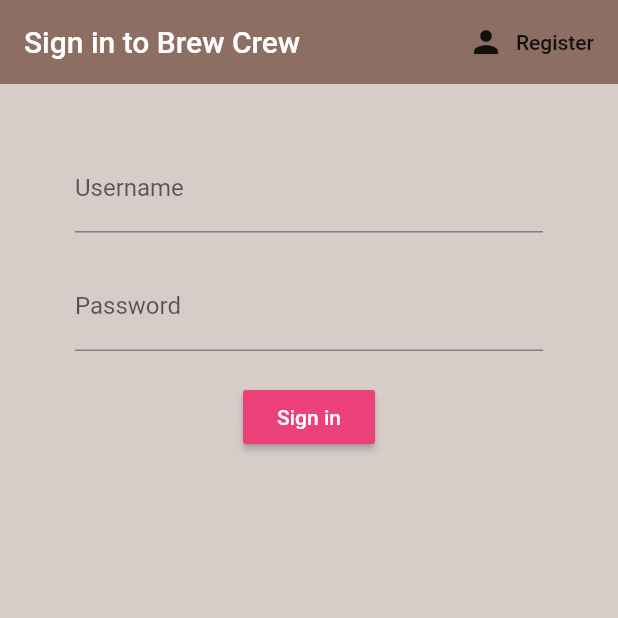
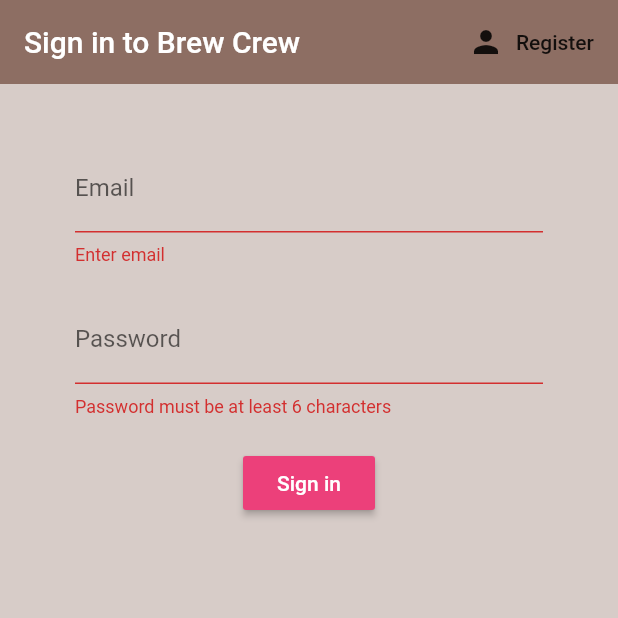
Before and after one commit to jruocco36/FirebaseTest, a Flutter app: the screen it shows after launch, after a tap on "Sign in", on a phone screen of 412 x 824 dp, the top half of it. Run offline on Flutter 3.47's test engine with Material 2 defaults, Android fonts, the phone set to English and light mode, and no system bars; our stand-ins replace firebase_auth; accounts and stored records are empty.

Commit message:
add Firebase sign in functionality

```diff
--- a/lib/screens/authenticate/register.dart
+++ b/lib/screens/authenticate/register.dart
@@ -91,7 +91,7 @@ class _RegisterState extends State<Register> {
                   color: Colors.red,
                   fontSize: 14.0,
                 ),
-              )
+              ),
             ],
           ),
         ),
--- a/lib/screens/authenticate/sign_in.dart
+++ b/lib/screens/authenticate/sign_in.dart
@@ -12,10 +12,12 @@ class SignIn extends StatefulWidget {
 
 class _SignInState extends State<SignIn> {
   final AuthService _auth = AuthService();
+  final _formKey = GlobalKey<FormState>();
 
   // text field state
   String email = '';
   String password = '';
+  String error = '';
 
   @override
   Widget build(BuildContext context) {
@@ -38,14 +40,16 @@ class _SignInState extends State<SignIn> {
       body: Container(
         padding: EdgeInsets.symmetric(vertical: 20, horizontal: 50),
         child: Form(
+          key: _formKey,
           child: Column(
             children: <Widget>[
               SizedBox(height: 20.0),
               TextFormField(
-                decoration: InputDecoration(labelText: 'Username'),
+                decoration: InputDecoration(labelText: 'Email'),
                 onChanged: (val) {
                   setState(() => email = val);
                 },
+                validator: (val) => val.isEmpty ? 'Enter email' : null,
               ),
               SizedBox(height: 20.0),
               TextFormField(
@@ -54,6 +58,9 @@ class _SignInState extends State<SignIn> {
                 onChanged: (val) {
                   setState(() => password = val);
                 },
+                validator: (val) => val.length < 6
+                    ? 'Password must be at least 6 characters'
+                    : null,
               ),
               SizedBox(height: 20.0),
               RaisedButton(
@@ -63,10 +70,28 @@ class _SignInState extends State<SignIn> {
                   style: TextStyle(color: Colors.white),
                 ),
                 onPressed: () async {
-                  print(email);
-                  print(password);
-                  await _auth.signInWithCredential();
+                  if (_formKey.currentState.validate()) {
+                    dynamic result =
+                        await _auth.signInWithEmailAndPassword(email, password);
+                    if (result == null) {
+                      setState(() =>
+                          error = 'Not a valid email and password');
+                    }
+                    // if sign in successful, StreamProvider will pick up our new
+                    // user and our Wrapper widget will automatically switch to
+                    // display our Home widget
+                  }
                 },
+              ),
+              SizedBox(
+                height: 20.0,
+              ),
+              Text(
+                error,
+                style: TextStyle(
+                  color: Colors.red,
+                  fontSize: 14.0,
+                ),
               ),
             ],
           ),
--- a/lib/screens/home/home.dart
+++ b/lib/screens/home/home.dart
@@ -22,6 +22,7 @@ class Home extends StatelessWidget {
           ),
         ],
       ),
+      body: Text('Home')
     );
   }
 }
--- a/lib/screens/wrapper.dart
+++ b/lib/screens/wrapper.dart
@@ -8,7 +8,6 @@ class Wrapper extends StatelessWidget {
   @override
   Widget build(BuildContext context) {
     final user = Provider.of<User>(context);
-    print(user);
 
     return user == null ? Authenticate() : Home();
   }
--- a/lib/services/auth.dart
+++ b/lib/services/auth.dart
@@ -31,15 +31,16 @@ class AuthService {
   }
 
   //sign in with email & password
-  Future signInWithCredential() async {
-    // try {
-    //   AuthResult result = await _auth.signInWithCredential();
-    //   FirebaseUser user = result.user;
-    //   return _userFromFirebaseUser(user);
-    // } catch (e) {
-    //   print(e.toString());
-    //   return null;
-    // }
+  Future signInWithEmailAndPassword(String email, String password) async {
+    try {
+      AuthResult result = await _auth.signInWithEmailAndPassword(
+          email: email, password: password);
+      FirebaseUser user = result.user;
+      return _userFromFirebaseUser(user);
+    } catch (e) {
+      print(e.toString());
+      return null;
+    }
   }
 
   //register with email/password
```
